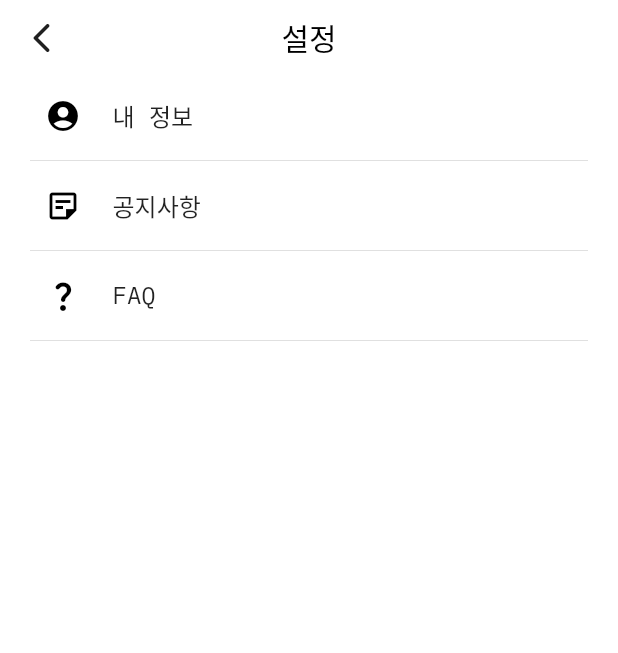
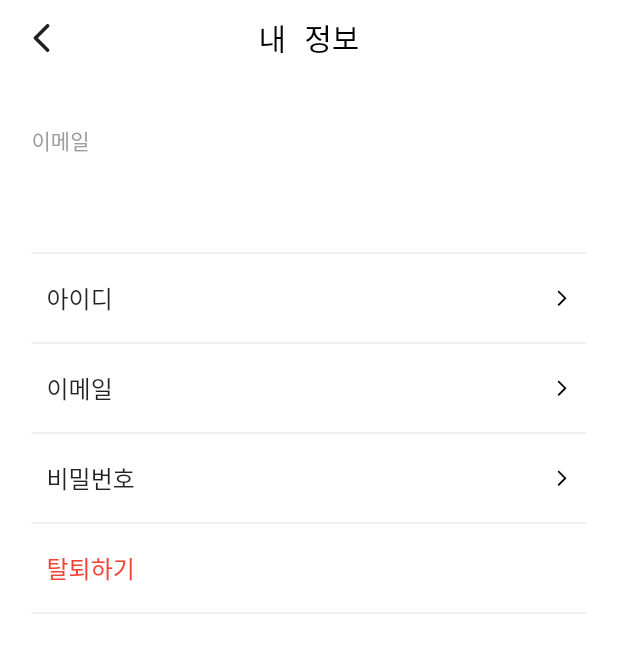
Before and after one commit to Seohyun-Back/RouF, a Flutter app: the RoufSettings screen opened directly, after a tap on "내 정보", on a phone screen of 412 x 824 dp. Shown: the top 653 px of the screen. Run offline on Flutter 3.47's test engine with Material 2 defaults, Android fonts, the light colour scheme and no system bars; our stand-ins replace cloud_firestore, firebase_auth, firebase_core, flutter_calendar_carousel, modal_progress_hud_nsn; missing offline and left inert: android_alarm_manager_plus, flutterfire_ui; accounts and stored records are empty.

Commit message:
내 정보 페이지

```diff
--- a/lib/component/task.dart
+++ b/lib/component/task.dart
@@ -40,7 +40,7 @@ class _TaskState extends State<Task> {
 
                 decoration: BoxDecoration(
                   color: widget.selected == true
-                      ? Color(0xffD6D6D6)
+                      ? Color(0xffDFDFDF)
                       : Color(0xfff4f4f4),
                   borderRadius: new BorderRadius.only(
                       topLeft: const Radius.circular(20.0),
--- a/lib/component/todo_list.dart
+++ b/lib/component/todo_list.dart
@@ -93,7 +93,7 @@ class _TodoListState extends State<TodoList> {
         future: todoFuture,
         builder: (context, snapshot) {
           return Container(
-            color: widget.selected ? Color(0xffD6D6D6) : Color(0xfff4f4f4),
+            color: widget.selected ? Color(0xffDFDFDF) : Color(0xfff4f4f4),
             //child: IgnorePointer(
             child: ListView.builder(
               shrinkWrap: true,
--- a/lib/screens/login_screen.dart
+++ b/lib/screens/login_screen.dart
@@ -41,6 +41,7 @@ class _LoginSignupScreenState extends State<LoginSignupScreen> {
     globals.currentUsername = _userData.data()!['userName'];
     globals.currentUid = _userData.data()!['userUID'];
     globals.currentEmail = _userData.data()!['email'];
+    //globals.statusKey = _userData.data()!['statusKey'];
     print(
         'currentUsername: ${globals.currentUsername} \n currentUserUid: ${globals.currentUid} \n currentUserEmail: ${globals.currentEmail}');
   }
--- a/lib/screens/sidebar/rouf_settings.dart
+++ b/lib/screens/sidebar/rouf_settings.dart
@@ -1,3 +1,4 @@
+import 'package:RouF/screens/sidebar/settings_category/mypage.dart';
 import 'package:flutter/material.dart';
 import 'package:RouF/screens/sidebar/settings_category/faq_board.dart';
 import 'package:RouF/screens/sidebar/settings_category/notice_board.dart';
@@ -53,12 +54,12 @@ class _RoufSettingsState extends State<RoufSettings> {
                 )),
             onTap: () {
               print("내 정보 is clicked");
-              // Navigator.push(
-              //   context,
-              //   MaterialPageRoute(builder: (context) {
-              //     return FriendRequest();
-              //   }),
-              // );
+              Navigator.push(
+                context,
+                MaterialPageRoute(builder: (context) {
+                  return MyPage();
+                }),
+              );
             },
           ),
           Divider(),
--- /dev/null
+++ b/lib/screens/sidebar/settings_category/mypage.dart
@@ -0,0 +1,254 @@
+import 'package:RouF/screens/sidebar/settings_category/mypage_category/changeEmail.dart';
+import 'package:RouF/screens/sidebar/settings_category/mypage_category/changeUserId.dart';
+import 'package:flutter/material.dart';
+import 'package:RouF/globals.dart' as globals;
+
+import 'mypage_category/changePassword.dart';
+
+class MyPage extends StatelessWidget {
+  const MyPage({Key? key}) : super(key: key);
+
+  @override
+  Widget build(BuildContext context) {
+    return Scaffold(
+      backgroundColor: Colors.white,
+      appBar: PreferredSize(
+        preferredSize: Size.fromHeight(50.0), // AppBar 사이즈 지정
+        child: AppBar(
+          backgroundColor: Colors.white, // AppBar 색상 지정
+          title: Text('내 정보', style: TextStyle(color: Colors.black)),
+
+          leading: IconButton(
+            onPressed: () {
+              Navigator.pop(context);
+            },
+            icon: Icon(Icons.arrow_back_ios_rounded),
+          ),
+
+          iconTheme: IconThemeData(color: Color.fromARGB(255, 32, 32, 32)),
+          elevation: 0.0,
+
+          centerTitle: true,
+        ),
+      ),
+      body: SafeArea(
+        child: Container(
+          padding: EdgeInsets.fromLTRB(21, 10, 21, 12),
+          child: Container(
+              height: MediaQuery.of(context).size.height * 0.7,
+              child: Column(
+                crossAxisAlignment: CrossAxisAlignment.start,
+                children: [
+                  Container(
+                      height: MediaQuery.of(context).size.height * 0.11,
+                      child: Column(
+                        crossAxisAlignment: CrossAxisAlignment.start,
+                        mainAxisAlignment: MainAxisAlignment.center,
+                        children: [
+                          Text(
+                            "이메일",
+                            textAlign: TextAlign.left,
+                            style: TextStyle(color: Colors.grey),
+                          ),
+                          Text(globals.currentEmail,
+                              style: TextStyle(
+                                fontSize: 18,
+                                fontFamily: 'Mono',
+                                fontWeight: FontWeight.w400,
+                              )),
+                        ],
+                      )),
+                  SizedBox(
+                    height: 10,
+                  ),
+                  Divider(),
+                  Expanded(
+                    child: ListView(
+                        padding: EdgeInsets.zero,
+                        shrinkWrap: true,
+                        children: <Widget>[
+                          ListTile(
+                            // minVerticalPadding: -10.0,
+                            visualDensity: VisualDensity(vertical: -3.0),
+                            contentPadding: EdgeInsets.symmetric(
+                                horizontal: 10.0, vertical: 0.0),
+                            horizontalTitleGap: 5.0,
+                            title: Text('아이디',
+                                style: TextStyle(
+                                  fontFamily: 'Mono',
+                                  fontWeight: FontWeight.w400,
+                                )),
+                            trailing: Icon(
+                              Icons.arrow_forward_ios_rounded,
+                              color: Colors.black,
+                              size: 13,
+                            ),
+                            onTap: () {
+                              print("아이디 is clicked");
+                              Navigator.push(
+                                context,
+                                MaterialPageRoute(builder: (context) {
+                                  return ChangeUserId();
+                                }),
+                              );
+                            },
+                          ),
+                          Divider(),
+                          ListTile(
+                              visualDensity: VisualDensity(vertical: -3.0),
+                              contentPadding: EdgeInsets.symmetric(
+                                  horizontal: 10.0, vertical: 0),
+                              horizontalTitleGap: 5.0,
+                              title: Text('이메일',
+                                  style: TextStyle(
+                                    fontFamily: 'Mono',
+                                    fontWeight: FontWeight.w400,
+                                  )),
+                              trailing: Icon(
+                                Icons.arrow_forward_ios_rounded,
+                                color: Colors.black,
+                                size: 13,
+                              ),
+                              onTap: () {
+                                print("이메일 is clicked");
+                                Navigator.push(
+                                  context,
+                                  MaterialPageRoute(builder: (context) {
+                                    return ChangeEmail();
+                                  }),
+                                );
+                              }),
+                          Divider(),
+                          ListTile(
+                            // minVerticalPadding: -10.0,
+                            visualDensity: VisualDensity(vertical: -3.0),
+                            contentPadding: EdgeInsets.symmetric(
+                                horizontal: 10.0, vertical: 0.0),
+                            horizontalTitleGap: 5.0,
+                            title: Text('비밀번호',
+                                style: TextStyle(
+                                  fontFamily: 'Mono',
+                                  fontWeight: FontWeight.w400,
+                                )),
+                            trailing: Icon(
+                              Icons.arrow_forward_ios_rounded,
+                              color: Colors.black,
+                              size: 13,
+                            ),
+                            onTap: () {
+                              print("비밀번호 is clicked");
+                              Navigator.push(
+                                context,
+                                MaterialPageRoute(builder: (context) {
+                                  return ChangePassword();
+                                }),
+                              );
+                            },
+                          ),
+                          Divider(),
+                          ListTile(
+                              // minVerticalPadding: -10.0,
+                              visualDensity: VisualDensity(vertical: -3.0),
+                              contentPadding: EdgeInsets.symmetric(
+                                  horizontal: 10.0, vertical: 0.0),
+                              horizontalTitleGap: 5.0,
+                              title: Text('탈퇴하기',
+                                  style: TextStyle(
+                                    fontFamily: 'Mono',
+                                    fontWeight: FontWeight.w400,
+                                    color: Colors.red,
+                                  )),
+                              onTap: () {
+                                print("탈퇴하기 is clicked");
+                                Navigator.push(
+                                  context,
+                                  MaterialPageRoute(builder: (context) {
+                                    return AlertDialog(
+                                        //title: const Text(""),
+                                        content: Text("계정을 삭제하시겠습니까?"),
+                                        actions: <Widget>[
+                                          ElevatedButton(
+                                            style: ButtonStyle(
+                                              backgroundColor:
+                                                  MaterialStateProperty.all(
+                                                      Colors.white),
+                                              elevation:
+                                                  MaterialStateProperty.all(
+                                                      0.0),
+                                            ),
+                                            onPressed: () {
+                                              return Navigator.of(context)
+                                                  .pop(false);
+                                            },
+                                            child: const Text(
+                                              '취소',
+                                              style: TextStyle(
+                                                color: Color.fromARGB(
+                                                    255, 131, 130, 130),
+                                              ),
+                                            ),
+                                          ),
+                                          ElevatedButton(
+                                            style: ButtonStyle(
+                                              backgroundColor:
+                                                  MaterialStateProperty.all(
+                                                      Colors.white),
+                                              elevation:
+                                                  MaterialStateProperty.all(
+                                                      0.0),
+                                            ),
+                                            onPressed: () {
+                                              return Navigator.of(context)
+                                                  .pop(true);
+                                            },
+                                            child: const Text('삭제',
+                                                style: TextStyle(
+                                                  color: Colors.red,
+                                                )),
+                                          ),
+                                        ]);
+                                  }),
+                                );
+                              }),
+                          Divider(),
+                        ]),
+                  ),
+                ],
+              )),
+          //ListView(),
+
+          // Expanded(
+          //   child: ListView.separated(
+          //       padding: const EdgeInsets.symmetric(vertical: 15),
+          //       separatorBuilder: (BuildContext context, int indext) =>
+          //           const Divider(),
+          //       itemCount: noticeTitle.length,
+          //       itemBuilder: (BuildContext context, int index) {
+          //         int reverseIndex = noticeTitle.length - 1 - index;
+
+          //         return Container(
+          //           padding: EdgeInsets.fromLTRB(21, 10, 21, 12),
+          //           child: Expanded(
+          //             child: Column(
+          //               crossAxisAlignment: CrossAxisAlignment.start,
+          //               children: [
+          //                 Text('${noticeTitle[reverseIndex]}',
+          //                     style: TextStyle(
+          //                         fontSize: 17, fontWeight: FontWeight.w500)),
+          //                 SizedBox(height: 7),
+          //                 Text('${noticeContent[reverseIndex]}',
+          //                     style: TextStyle(
+          //                         fontSize: 15, fontWeight: FontWeight.w300)),
+          //                 SizedBox(height: 5),
+          //                 Text(
+          //                   '${noticeDate[reverseIndex]}',
+          //                   style: TextStyle(
+          //                       fontSize: 14,
+          //                       fontWeight: FontWeight.w300,
+          //                       color: Color.fromARGB(255, 109, 109, 109)),
+          //                 )
+        ),
+      ),
+    );
+  }
+}
```
Also changed, not shown: lib/screens/sidebar/settings_category/mypage_category/changeEmail.dart (added, +68 -0 lines), lib/screens/sidebar/settings_category/mypage_category/changePassword.dart (added, +68 -0 lines), lib/screens/sidebar/settings_category/mypage_category/changeUserId.dart (added, +68 -0 lines).
